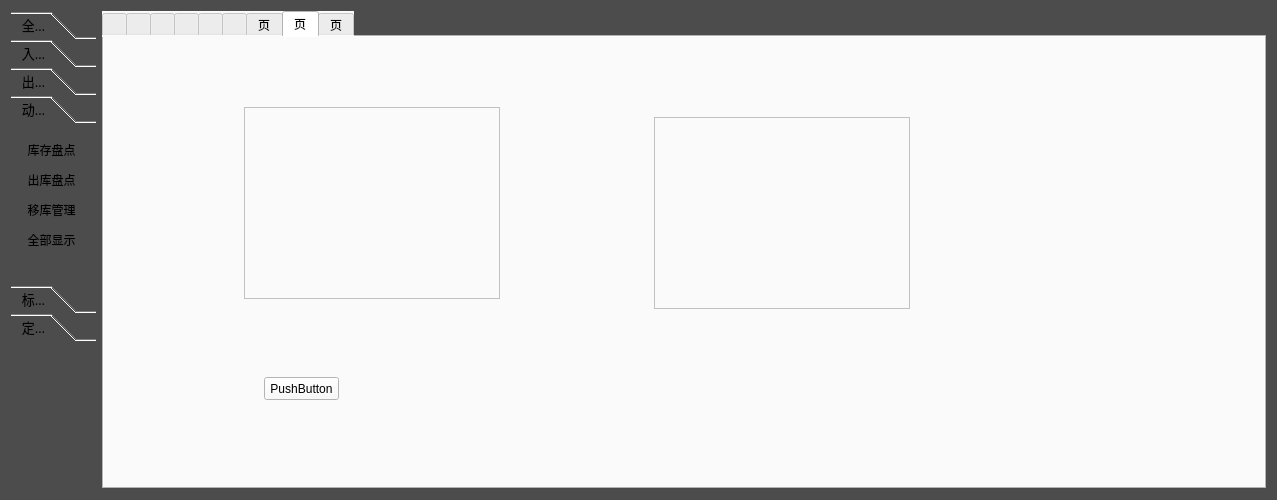
summerfll/wms, file Deca/views/GraphicsWidget.ui: the form before one commit.
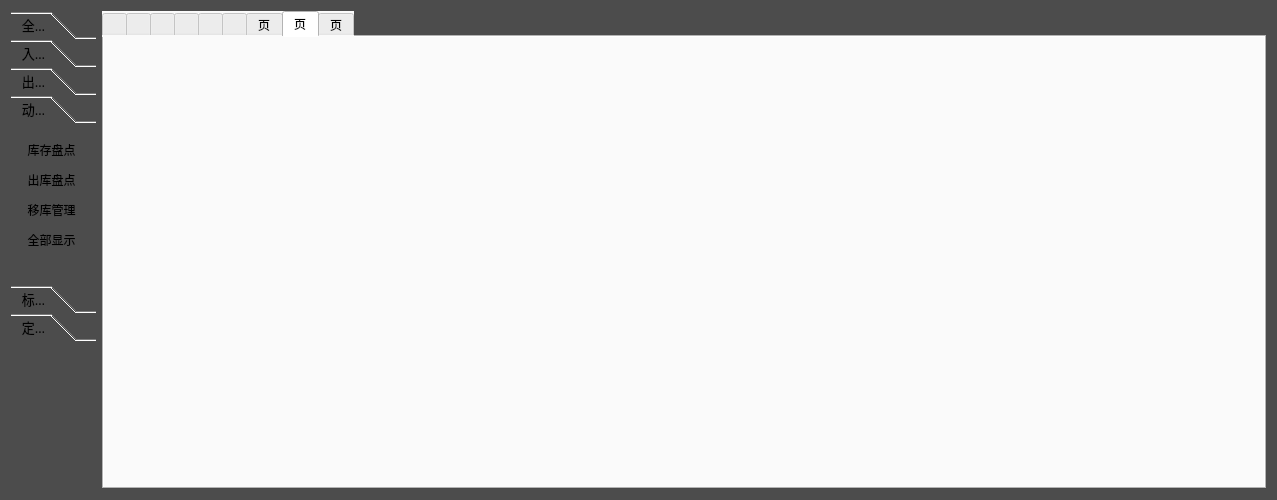
The form after the commit. The open tabs and pages were chosen to show the change. Icons and pictures are not drawn. Custom widgets are drawn as their Qt base class.

```diff
--- a/Deca/views/GraphicsWidget.ui
+++ b/Deca/views/GraphicsWidget.ui
@@ -2634,39 +2634,6 @@
       <attribute name="title">
        <string>页</string>
       </attribute>
-      <widget class="QTreeView" name="treeView">
-       <property name="geometry">
-        <rect>
-         <x>140</x>
-         <y>70</y>
-         <width>256</width>
-         <height>192</height>
-        </rect>
-       </property>
-      </widget>
-      <widget class="QListWidget" name="listWidget">
-       <property name="geometry">
-        <rect>
-         <x>550</x>
-         <y>80</y>
-         <width>256</width>
-         <height>192</height>
-        </rect>
-       </property>
-      </widget>
-      <widget class="QPushButton" name="pushButton_14">
-       <property name="geometry">
-        <rect>
-         <x>160</x>
-         <y>340</y>
-         <width>75</width>
-         <height>23</height>
-        </rect>
-       </property>
-       <property name="text">
-        <string>PushButton</string>
-       </property>
-      </widget>
      </widget>
      <widget class="QWidget" name="tab_8">
       <attribute name="title">
```
Left out of the diff: 15 changed lines with no effect on the pictures.
